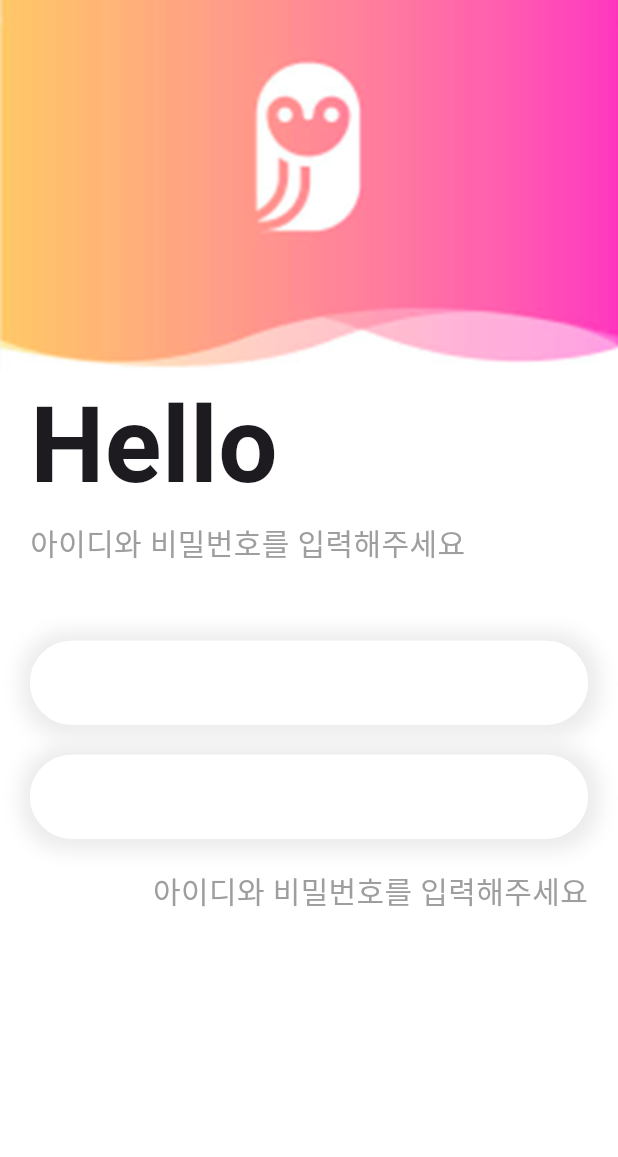
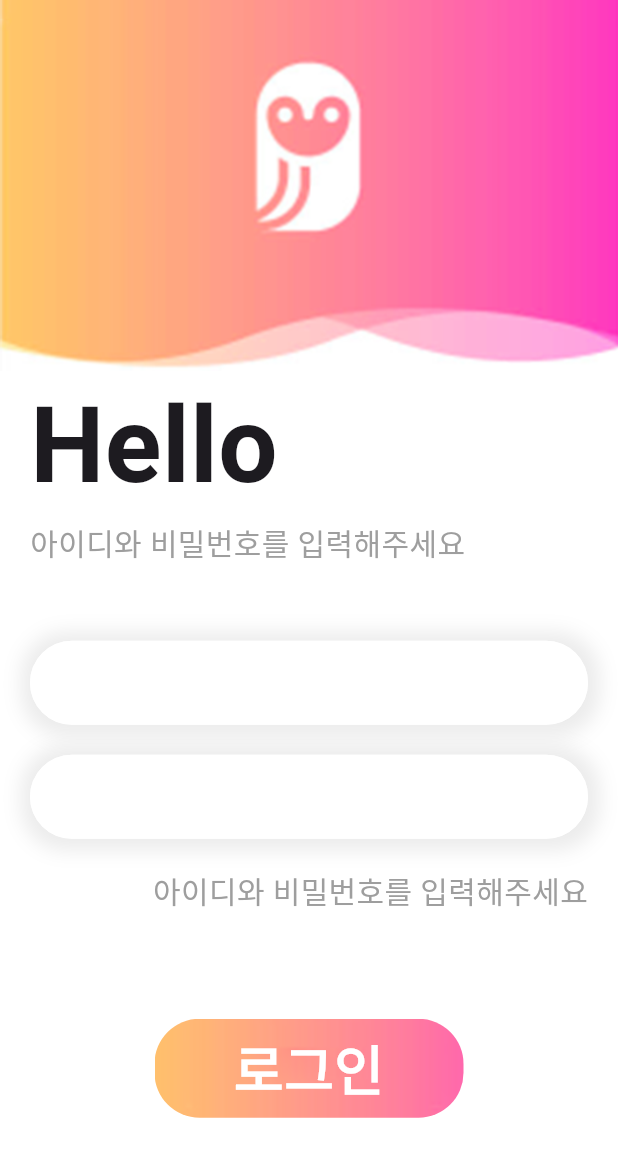
Before and after one commit to mimgggg4444/flutter_firebase_login_singup, a Flutter app: the screen it shows after launch, on a phone screen of 412 x 824 dp. Shown: the top 1157 px of the screen. Run offline on Flutter 3.47's test engine with Material 3 defaults, Android fonts, the light colour scheme and no system bars.

Commit message:
text done

```diff
--- a/lib/login_page.dart
+++ b/lib/login_page.dart
@@ -141,7 +141,37 @@ class LoginPage extends StatelessWidget {
               ],
             ),
           ),
+          SizedBox(height: 70,),
+          Container(
+            width: w*.5,
+            height: h*.08,
+            decoration: BoxDecoration(
+              borderRadius: BorderRadius.circular(30),
+                image: DecorationImage(
+                    image: AssetImage(
+                        "img/loginbtn.png"
+                    ),
+                    fit: BoxFit.cover
+                )
+            ),
+            child: Center(
+              child: Text(
+                "로그인",
+                style: TextStyle(
+                  fontSize: 36,
+                  fontWeight: FontWeight.bold,
+                  color: Colors.white,
 
+                ),
+              ),
+            ),
+
+          ),
+
+          SizedBox(height: w*.08),
+          RichText(text: TextSpan(
+
+          ))
         ],
       ),
     );
```
